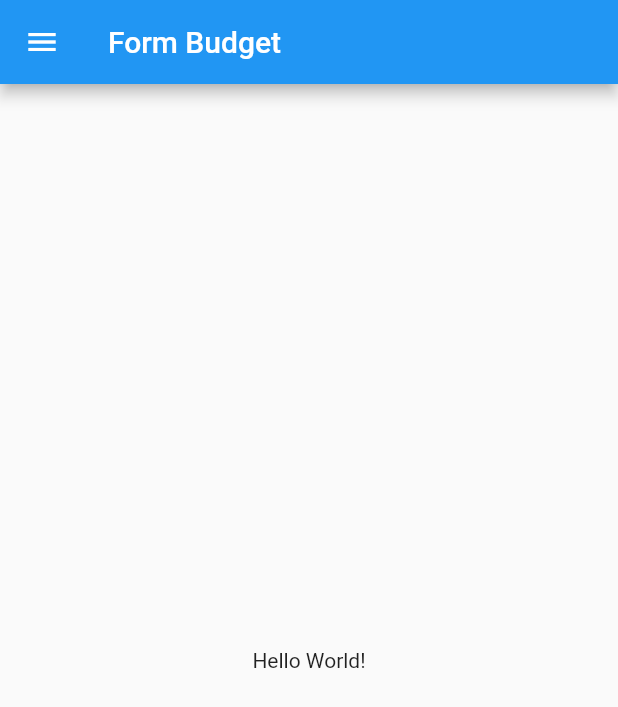
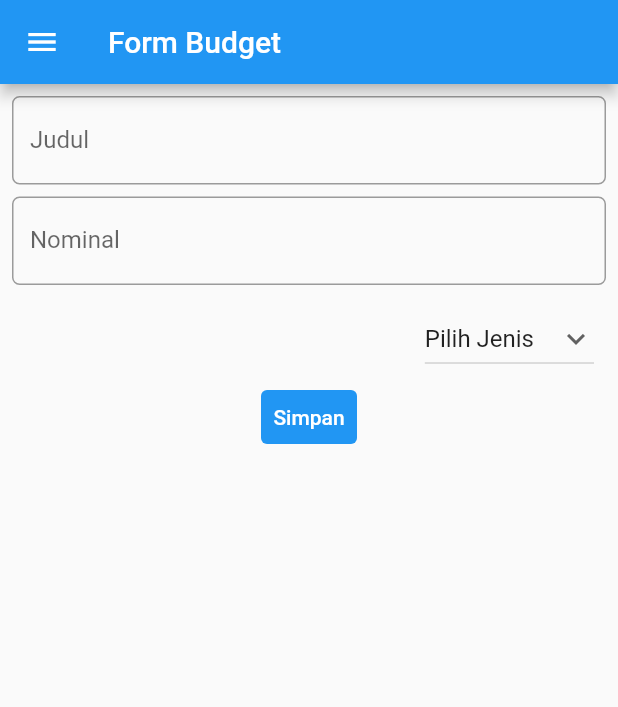
Before and after one commit to daffafaizan/pbp-flutter-lab, a Flutter app: the MyTambahPage screen opened directly, on a phone screen of 412 x 824 dp. Shown: the top 707 px of the screen. Run offline on Flutter 3.47's test engine with Material 2 defaults, Android fonts, the phone set to English and light mode, and no system bars.

Commit message:
Added Text Form and Basic Card

```diff
--- /dev/null
+++ b/lib/form.dart
@@ -0,0 +1,260 @@
+import 'package:counter_7/main.dart';
+import 'package:flutter/material.dart';
+
+class MyTambahPage extends StatefulWidget {
+    const MyTambahPage({super.key});
+
+    @override
+    State<MyTambahPage> createState() => _MyTambahPageState();
+}
+
+class _MyTambahPageState extends State<MyTambahPage> {
+    final _formKey = GlobalKey<FormState>();
+    String _judul = "";
+    String _nominal = "";
+    String jenisBudget = 'Pilih Jenis';
+    var listJenisBudget = ['Pilih Jenis', 'Pengeluaran', 'Pemasukan'];
+
+    @override
+    Widget build(BuildContext context) {
+        return Scaffold(
+            appBar: AppBar(
+                title: Text('Form Budget'),
+            ),
+            drawer: Drawer(
+                child: Column(
+                children: [
+                    // Menambahkan clickable menu
+                    ListTile(
+                    title: const Text('Counter'),
+                    onTap: () {
+                        // Route menu ke halaman utama
+                        Navigator.pushReplacement(
+                        context,
+                        MaterialPageRoute(builder: (context) => const MyHomePage()),
+                        );
+                    },
+                    ),
+                    ListTile(
+                    title: const Text('Tambah Budget'),
+                    onTap: () {
+                        // Route menu ke halaman form_tambah
+                        Navigator.pushReplacement(
+                        context,
+                        MaterialPageRoute(builder: (context) => const MyTambahPage()),
+                        );
+                    },
+                    ),
+                    ListTile(
+                    title: const Text('Data Budget'),
+                    onTap: () {
+                        // Route menu ke halaman form_data
+                        Navigator.pushReplacement(
+                        context,
+                        MaterialPageRoute(builder: (context) => const MyDataPage()),
+                        );
+                    },
+                    ),
+                ],
+                ),
+            ),
+            body: Form(
+                key: _formKey,
+                child: SingleChildScrollView(
+                    child: Column(
+                    crossAxisAlignment: CrossAxisAlignment.center,
+                        children: [
+                            Padding(
+                                padding: const EdgeInsets.all(8.0),
+                                child: TextFormField(
+                                decoration: InputDecoration(
+                                    hintText: "Beli Thinkpad",
+                                    labelText: "Judul",
+                                    // Menambahkan circular border agar lebih rapi
+                                    border: OutlineInputBorder(
+                                        borderRadius: BorderRadius.circular(5.0),
+                                    ),
+                                ),
+                                // Menambahkan behavior saat nama diketik
+                                onChanged: (String? value) {
+                                    setState(() {
+                                        _judul = value!;
+                                    });
+                                },
+                                // Menambahkan behavior saat data disimpan
+                                onSaved: (String? value) {
+                                    setState(() {
+                                        _judul = value!;
+                                    });
+                                },
+                                // Validator sebagai validasi form
+                                validator: (String? value) {
+                                    if (value == null || value.isEmpty) {
+                                        return 'Nama lengkap tidak boleh kosong!';
+                                    }
+                                    return null;
+                                },
+                                ),
+                            ),
+                            Padding(
+                                padding: const EdgeInsets.only(left: 8.0, right: 8.0, bottom: 8.0),
+                                child: TextFormField(
+                                decoration: InputDecoration(
+                                    hintText: "10000",
+                                    labelText: "Nominal",
+                                    // Menambahkan circular border agar lebih rapi
+                                    border: OutlineInputBorder(
+                                        borderRadius: BorderRadius.circular(5.0),
+                                    ),
+                                ),
+                                // Menambahkan behavior saat nama diketik
+                                onChanged: (String? value) {
+                                    setState(() {
+                                        _nominal = value!;
+                                    });
+                                },
+                                // Menambahkan behavior saat data disimpan
+                                onSaved: (String? value) {
+                                    setState(() {
+                                        _nominal = value!;
+                                    });
+                                },
+                                // Validator sebagai validasi form
+                                validator: (String? value) {
+                                    if (value == null || value.isEmpty) {
+                                        return 'Nama lengkap tidak boleh kosong!';
+                                    }
+                                    return null;
+                                },
+                                ),
+                            ),
+                            ListTile(
+                                trailing: DropdownButton(
+                                    value: jenisBudget,
+                                    icon: const Icon(Icons.keyboard_arrow_down),
+                                    items: listJenisBudget.map((String items) {
+                                    return DropdownMenuItem(
+                                        value: items,
+                                        child: Text(items),
+                                    );
+                                    }).toList(),
+                                    onChanged: (String? newValue) {
+                                    setState(() {
+                                        jenisBudget = newValue!;
+                                    });
+                                    },
+                                ),
+                            ),
+                            TextButton(
+                                child: const Text(
+                                    "Simpan",
+                                    style: TextStyle(color: Colors.white),
+                                ),
+                                style: ButtonStyle(
+                                    backgroundColor: MaterialStateProperty.all(Colors.blue),
+                                ),
+                                onPressed: () {
+                                    if (_formKey.currentState!.validate()) {
+                                    showDialog(
+                                        context: context,
+                                        builder: (context) {
+                                        return Dialog(
+                                            shape: RoundedRectangleBorder(
+                                            borderRadius: BorderRadius.circular(10),
+                                            ),
+                                            elevation: 15,
+                                            child: Container(
+                                            child: ListView(
+                                                padding: const EdgeInsets.only(top: 20, bottom: 20),
+                                                shrinkWrap: true,
+                                                children: <Widget>[
+                                                Center(child: const Text('Informasi Data')),
+                                                SizedBox(height: 20),
+                                                // TODO: Munculkan informasi yang didapat dari form
+                                                TextButton(
+                                                    onPressed: () {
+                                                    Navigator.pop(context);
+                                                    },
+                                                    child: Text('Kembali'),
+                                                ),
+                                                ],
+                                            ),
+                                            ),
+                                        );
+                                        },
+                                    );
+                                    }
+                                },
+                                ),
+                        ],
+                    ),
+                ),
+            ),
+        );
+    }
+}
+
+class MyDataPage extends StatefulWidget {
+    const MyDataPage({super.key});
+
+    @override
+    State<MyDataPage> createState() => _MyDataPageState();
+}
+
+class _MyDataPageState extends State<MyDataPage> {
+    @override
+    Widget build(BuildContext context) {
+        return Scaffold(
+            appBar: AppBar(
+                title: Text('Data Budget'),
+            ),
+            drawer: Drawer(
+                child: Column(
+                children: [
+                    // Menambahkan clickable menu
+                    ListTile(
+                    title: const Text('Counter'),
+                    onTap: () {
+                        // Route menu ke halaman utama
+                        Navigator.pushReplacement(
+                        context,
+                        MaterialPageRoute(builder: (context) => const MyHomePage()),
+                        );
+                    },
+                    ),
+                    ListTile(
+                    title: const Text('Tambah Budget'),
+                    onTap: () {
+                        // Route menu ke halaman form_tambah
+                        Navigator.pushReplacement(
+                        context,
+                        MaterialPageRoute(builder: (context) => const MyTambahPage()),
+                        );
+                    },
+                    ),
+                    ListTile(
+                    title: const Text('Data Budget'),
+                    onTap: () {
+                        // Route menu ke halaman form_data
+                        Navigator.pushReplacement(
+                        context,
+                        MaterialPageRoute(builder: (context) => const MyDataPage()),
+                        );
+                    },
+                    ),
+                ],
+                ),
+            ),
+            body: Container(
+                padding: const EdgeInsets.all(8.0),
+                child: Card(
+                    child: const SizedBox(
+                        width: 300,
+                        height: 100,
+                        child: Text('A card that can be tapped'),
+                    ),
+                ),
+            ),
+        );
+    }
+}
--- a/lib/form_tambah.dart
+++ /dev/null
@@ -1,66 +0,0 @@
-import 'package:counter_7/main.dart';
-import 'package:counter_7/form_data.dart';
-import 'package:flutter/material.dart';
-
-class MyTambahPage extends StatefulWidget {
-    const MyTambahPage({super.key});
-
-    @override
-    State<MyTambahPage> createState() => _MyTambahPageState();
-}
-
-class _MyTambahPageState extends State<MyTambahPage> {
-    @override
-    Widget build(BuildContext context) {
-        return Scaffold(
-            appBar: AppBar(
-                title: Text('Form Budget'),
-            ),
-            drawer: Drawer(
-                child: Column(
-                children: [
-                    // Menambahkan clickable menu
-                    ListTile(
-                    title: const Text('Counter'),
-                    onTap: () {
-                        // Route menu ke halaman utama
-                        Navigator.pushReplacement(
-                        context,
-                        MaterialPageRoute(builder: (context) => const MyHomePage()),
-                        );
-                    },
-                    ),
-                    ListTile(
-                    title: const Text('Tambah Budget'),
-                    onTap: () {
-                        // Route menu ke halaman form_tambah
-                        Navigator.pushReplacement(
-                        context,
-                        MaterialPageRoute(builder: (context) => const MyTambahPage()),
-                        );
-                    },
-                    ),
-                    ListTile(
-                    title: const Text('Data Budget'),
-                    onTap: () {
-                        // Route menu ke halaman form_data
-                        Navigator.pushReplacement(
-                        context,
-                        MaterialPageRoute(builder: (context) => const MyDataPage()),
-                        );
-                    },
-                    ),
-                ],
-                ),
-            ),
-            body: Center(
-                child: Column(
-                    mainAxisAlignment: MainAxisAlignment.center,
-                    children: <Widget>[
-                        Text('Hello World!'),
-                    ],
-                ),
-            ),
-        );
-    }
-}
--- a/lib/main.dart
+++ b/lib/main.dart
@@ -1,5 +1,4 @@
-import 'package:counter_7/form_tambah.dart';
-import 'package:counter_7/form_data.dart';
+import 'package:counter_7/form.dart';
 import 'package:flutter/material.dart';
 
 void main() {
@@ -178,6 +177,7 @@ class _MyHomePageState extends State<MyHomePage> {
           mainAxisAlignment: MainAxisAlignment.spaceBetween,
           children: [
           FloatingActionButton(
+            heroTag: "btn1", // https://stackoverflow.com/a/51359266
             onPressed: _decrementCounter,
 
             hoverColor: Colors.lightBlue,
@@ -185,6 +185,7 @@ class _MyHomePageState extends State<MyHomePage> {
             child: const Icon(Icons.remove),
           ),
           FloatingActionButton(
+            heroTag: "btn2", // https://stackoverflow.com/a/51359266
             onPressed: _incrementCounter,
 
             hoverColor: Colors.lightBlue,
```
Also changed, not shown: 1 other file.
